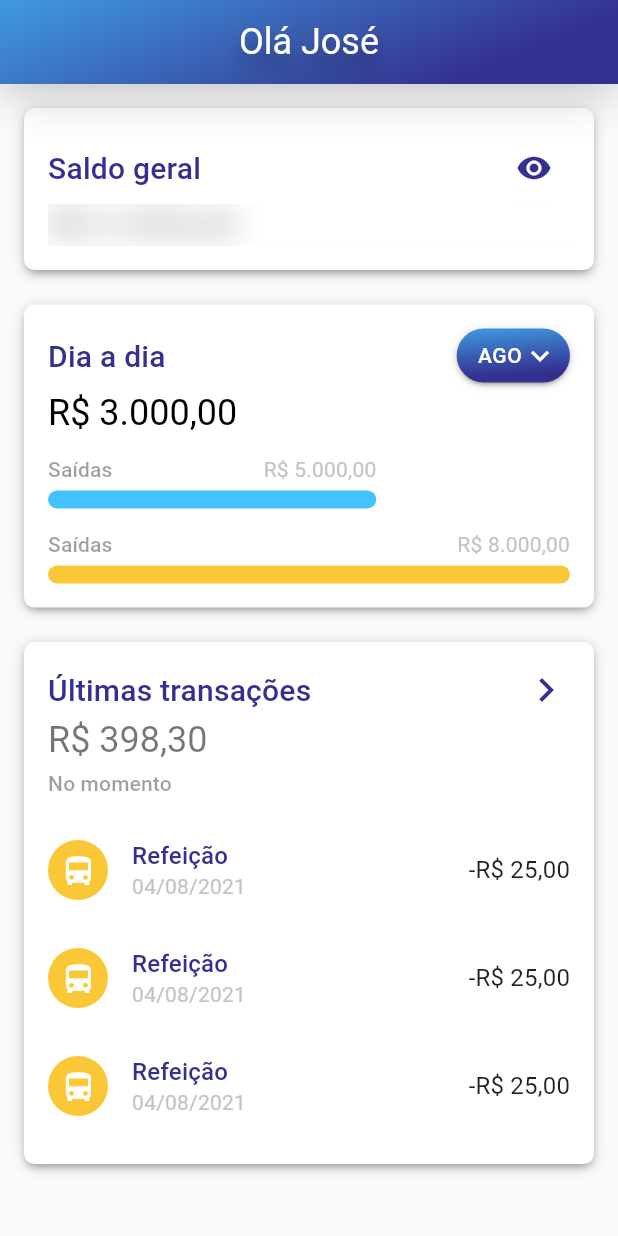
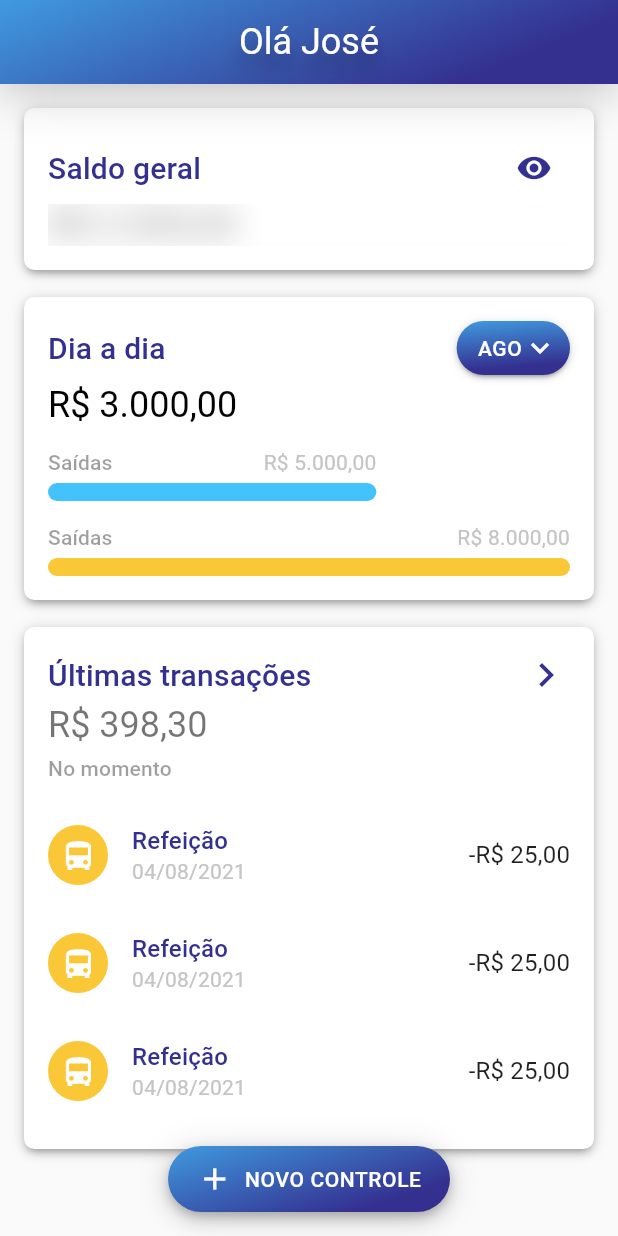
Before and after one commit to rodrigofelipejr/raro-academy-budget, a Flutter app: the screen it shows after launch, on a phone screen of 412 x 824 dp. Run offline on Flutter 3.47's test engine with Material 2 defaults, Android fonts, the phone set to English and light mode, and no system bars; missing offline and left inert: animated_card; project files that could hold a hidden picture were left out.

Commit message:
adiciona widget de fab

```diff
--- a/lib/src/features/home/home_page.dart
+++ b/lib/src/features/home/home_page.dart
@@ -1,6 +1,7 @@
 import 'package:flutter/material.dart';
 
 import 'widgets/widgets.dart';
+import '../../shared/widgets/widgets.dart';
 
 class HomePage extends StatefulWidget {
   const HomePage({Key? key}) : super(key: key);
@@ -14,6 +15,11 @@ class _HomePageState extends State<HomePage> {
   Widget build(BuildContext context) {
     return Scaffold(
       appBar: AppBarWidget(title: 'Olá José'),
+      floatingActionButton: FabWidget(
+        onTap: () {},
+        label: 'novo controle',
+      ),
+      floatingActionButtonLocation: FloatingActionButtonLocation.centerFloat,
       body: RefreshIndicator(
         onRefresh: () async {},
         child: SingleChildScrollView(
@@ -21,9 +27,9 @@ class _HomePageState extends State<HomePage> {
             mainAxisSize: MainAxisSize.min,
             children: [
               GeneralBalanceWidget(),
-              SizedBox(height: 23.0),
+              SizedBox(height: 18.0),
               DayByDayWidget(),
-              SizedBox(height: 23.0),
+              SizedBox(height: 18.0),
               LatestTransactionsWidget(
                 transactions: List.generate(3, (index) => index),
               ),
--- a/lib/src/shared/constants/app_shadows.dart
+++ b/lib/src/shared/constants/app_shadows.dart
@@ -51,7 +51,7 @@ class AppShadows {
         ),
       ];
 
-        static List<BoxShadow> get shadowsButtons => [
+  static List<BoxShadow> get shadowsButtons => [
         BoxShadow(
           color: AppColors.black.withOpacity(0.12),
           offset: Offset(0.0, 1.0),
@@ -69,4 +69,23 @@ class AppShadows {
           spreadRadius: -2.0,
         ),
       ];
+
+  static List<BoxShadow> get shadowsFab => [
+        BoxShadow(
+          color: AppColors.black.withOpacity(0.12),
+          offset: Offset(0.0, 1.0),
+          blurRadius: 18.0,
+        ),
+        BoxShadow(
+          color: AppColors.black.withOpacity(0.14),
+          offset: Offset(0.0, 6.0),
+          blurRadius: 10.0,
+        ),
+        BoxShadow(
+          color: AppColors.black.withOpacity(0.20),
+          offset: Offset(0.0, 3.0),
+          blurRadius: 5.0,
+          spreadRadius: -1.0,
+        ),
+      ];
 }
--- /dev/null
+++ b/lib/src/shared/widgets/conditional_parent_widget.dart
@@ -0,0 +1,19 @@
+import 'package:flutter/widgets.dart';
+
+class ConditionalParentWidget extends StatelessWidget {
+  const ConditionalParentWidget({
+    Key? key,
+    required this.condition,
+    required this.child,
+    required this.conditionalBuilder,
+  }) : super(key: key);
+
+  final Widget child;
+  final bool condition;
+  final Widget Function(Widget child) conditionalBuilder;
+
+  @override
+  Widget build(BuildContext context) {
+    return condition ? this.conditionalBuilder(this.child) : this.child;
+  }
+}
--- /dev/null
+++ b/lib/src/shared/widgets/fab_widget.dart
@@ -0,0 +1,67 @@
+import 'package:flutter/material.dart';
+
+import '../constants/constants.dart';
+
+class FabWidget extends StatelessWidget {
+  final void Function() onTap;
+  final String? label;
+
+  const FabWidget({
+    Key? key,
+    required this.onTap,
+    this.label,
+  }) : super(key: key);
+
+  const FabWidget.description({
+    Key? key,
+    required this.onTap,
+    required this.label,
+  }) : super(key: key);
+
+  bool get withDescription => label != null;
+  double get size => withDescription ? 44 : 56;
+  BorderRadius? get borderRadius => withDescription ? BorderRadius.circular(size) : null;
+  BoxShape get shape => withDescription ? BoxShape.rectangle : BoxShape.circle;
+  double get widthSizedBox => withDescription ? 8.0 : 0;
+
+  @override
+  Widget build(BuildContext context) {
+    return ConstrainedBox(
+      constraints: BoxConstraints(maxWidth: 188.0),
+      child: Container(
+        decoration: BoxDecoration(
+          gradient: AppGradients.blueGradientButtons,
+          shape: shape,
+          borderRadius: borderRadius,
+          boxShadow: AppShadows.shadowsFab,
+        ),
+        child: Material(
+          color: AppColors.transparent,
+          borderRadius: borderRadius,
+          child: InkWell(
+            borderRadius: borderRadius,
+            onTap: onTap,
+            child: Container(
+              width: withDescription ? null : size,
+              height: size,
+              child: Row(
+                mainAxisAlignment: MainAxisAlignment.center,
+                children: [
+                  Icon(
+                    Icons.add,
+                    color: Colors.white,
+                  ),
+                  SizedBox(width: widthSizedBox),
+                  Text(
+                    label?.toUpperCase() ?? '',
+                    style: AppTextStyles.white14w500Roboto,
+                  ),
+                ],
+              ),
+            ),
+          ),
+        ),
+      ),
+    );
+  }
+}
--- /dev/null
+++ b/lib/src/shared/widgets/widgets.dart
@@ -0,0 +1,2 @@
+export 'fab_widget.dart';
+export 'conditional_parent_widget.dart';
```
